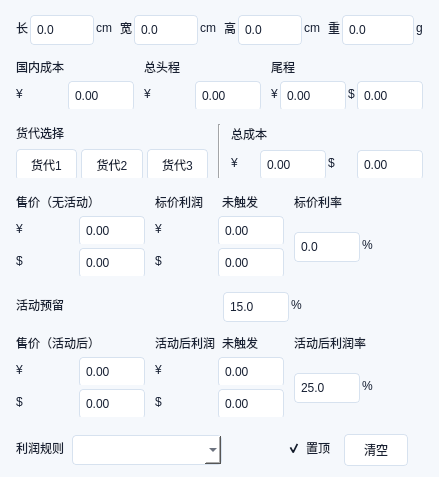
The window that src/profit_accounting_26/ui/forms/quick_calculator.ui (aidenkael/2.6.1) describes before a commit, drawn with Qt 5.
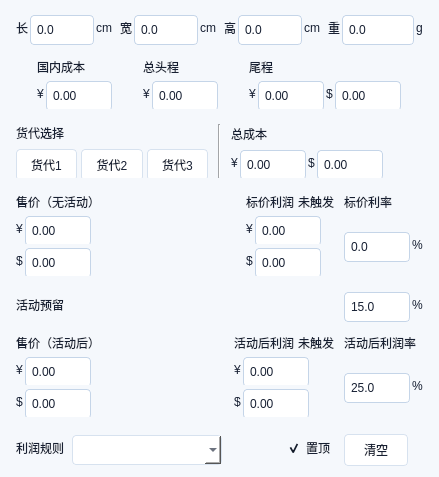
The same window after the commit.

Commit message: fix: lblSaveStatus binding lifecycle + Quick UI visual closure

Patch:
```diff
--- a/src/profit_accounting_26/ui/forms/quick_calculator.ui
+++ b/src/profit_accounting_26/ui/forms/quick_calculator.ui
@@ -8,9 +8,14 @@
   <property name="styleSheet">
    <string>QMainWindow,QWidget{background:#f5f8fc;color:#172033;font-family:"Microsoft YaHei UI";font-size:9pt;}
 QFrame[section="true"]{background:white;border:1px solid #dbe5f1;border-radius:6px;}
+QFrame[section="false"]{background:transparent;border:none;}
 QLabel[title="true"]{font-weight:600;} QLabel[unit="true"]{color:#607089;} QLabel[status="true"]{font-size:8pt;color:#607089;}
-QDoubleSpinBox,QComboBox{background:white;border:1px solid #d7e2ef;border-radius:4px;padding:2px 4px;min-height:24px;}
-QDoubleSpinBox[preview="true"]{background:#f1f5fa;color:#607089;}
+QDoubleSpinBox{background:white;border:1px solid #c5d5e8;border-radius:4px;padding:2px 4px;min-height:24px;}
+QDoubleSpinBox:focus{border:1px solid #176ff2;}
+QDoubleSpinBox[preview="true"]{background:#f1f5fa;border:1px solid #e0e7f1;color:#5a6478;}
+QDoubleSpinBox[preview="true"]:focus{border:1px solid #c5d1e0;}
+QComboBox{background:white;border:1px solid #d7e2ef;border-radius:4px;padding:2px 4px;min-height:24px;}
+QComboBox:focus{border:1px solid #176ff2;}
 QToolButton,QPushButton{background:white;border:1px solid #d7e2ef;border-radius:4px;padding:3px 6px;min-height:24px;}
 QToolButton[selected="true"]{background:#176ff2;color:white;border-color:#176ff2;font-weight:600;}
 QCheckBox{background:transparent;color:#172033;}</string>
@@ -107,7 +112,13 @@
            <property name="text">
             <string>cm</string>
            </property>
-           <property name="unit">
+           <property name="sizePolicy">
+        <sizepolicy hsizetype="Fixed" vsizetype="Fixed">
+         <horstretch>0</horstretch>
+         <verstretch>0</verstretch>
+        </sizepolicy>
+       </property>
+       <property name="unit">
             <bool>true</bool>
            </property>
           </widget>
@@ -168,7 +179,13 @@
            <property name="text">
             <string>cm</string>
            </property>
-           <property name="unit">
+           <property name="sizePolicy">
+        <sizepolicy hsizetype="Fixed" vsizetype="Fixed">
+         <horstretch>0</horstretch>
+         <verstretch>0</verstretch>
+        </sizepolicy>
+       </property>
+       <property name="unit">
             <bool>true</bool>
            </property>
           </widget>
@@ -229,7 +246,13 @@
            <property name="text">
             <string>cm</string>
            </property>
-           <property name="unit">
+           <property name="sizePolicy">
+        <sizepolicy hsizetype="Fixed" vsizetype="Fixed">
+         <horstretch>0</horstretch>
+         <verstretch>0</verstretch>
+        </sizepolicy>
+       </property>
+       <property name="unit">
             <bool>true</bool>
            </property>
           </widget>
@@ -290,7 +313,13 @@
            <property name="text">
             <string>g</string>
            </property>
-           <property name="unit">
+           <property name="sizePolicy">
+        <sizepolicy hsizetype="Fixed" vsizetype="Fixed">
+         <horstretch>0</horstretch>
+         <verstretch>0</verstretch>
+        </sizepolicy>
+       </property>
+       <property name="unit">
             <bool>true</bool>
            </property>
           </widget>
@@ -356,6 +385,12 @@
        </item>
        <item row="1" column="0">
         <widget class="QWidget" name="quickDomesticCostRow" native="true">
+         <property name="sizePolicy">
+          <sizepolicy hsizetype="Maximum" vsizetype="Preferred">
+           <horstretch>0</horstretch>
+           <verstretch>0</verstretch>
+          </sizepolicy>
+         </property>
          <layout class="QHBoxLayout" name="quickDomesticCostRowLayout">
           <property name="spacing">
            <number>2</number>
@@ -377,7 +412,13 @@
             <property name="text">
              <string>¥</string>
             </property>
-            <property name="unit">
+            <property name="sizePolicy">
+        <sizepolicy hsizetype="Fixed" vsizetype="Fixed">
+         <horstretch>0</horstretch>
+         <verstretch>0</verstretch>
+        </sizepolicy>
+       </property>
+       <property name="unit">
              <bool>true</bool>
             </property>
            </widget>
@@ -412,6 +453,12 @@
        </item>
        <item row="1" column="1">
         <widget class="QWidget" name="quickFirstMileRow" native="true">
+         <property name="sizePolicy">
+          <sizepolicy hsizetype="Maximum" vsizetype="Preferred">
+           <horstretch>0</horstretch>
+           <verstretch>0</verstretch>
+          </sizepolicy>
+         </property>
          <layout class="QHBoxLayout" name="quickFirstMileRowLayout">
           <property name="spacing">
            <number>2</number>
@@ -433,7 +480,13 @@
             <property name="text">
              <string>¥</string>
             </property>
-            <property name="unit">
+            <property name="sizePolicy">
+        <sizepolicy hsizetype="Fixed" vsizetype="Fixed">
+         <horstretch>0</horstretch>
+         <verstretch>0</verstretch>
+        </sizepolicy>
+       </property>
+       <property name="unit">
              <bool>true</bool>
             </property>
            </widget>
@@ -474,6 +527,12 @@
        </item>
        <item row="1" column="2">
         <widget class="QWidget" name="quickTailRow" native="true">
+         <property name="sizePolicy">
+          <sizepolicy hsizetype="Maximum" vsizetype="Preferred">
+           <horstretch>0</horstretch>
+           <verstretch>0</verstretch>
+          </sizepolicy>
+         </property>
          <layout class="QHBoxLayout" name="quickTailRowLayout">
           <property name="spacing">
            <number>2</number>
@@ -495,7 +554,13 @@
             <property name="text">
              <string>¥</string>
             </property>
-            <property name="unit">
+            <property name="sizePolicy">
+        <sizepolicy hsizetype="Fixed" vsizetype="Fixed">
+         <horstretch>0</horstretch>
+         <verstretch>0</verstretch>
+        </sizepolicy>
+       </property>
+       <property name="unit">
              <bool>true</bool>
             </property>
            </widget>
@@ -523,6 +588,12 @@
             <property name="maximum">
              <double>1000000.000000</double>
             </property>
+            <property name="readOnly">
+             <bool>true</bool>
+            </property>
+            <property name="preview">
+             <bool>true</bool>
+            </property>
            </widget>
           </item>
           <item>
@@ -530,7 +601,13 @@
             <property name="text">
              <string>$</string>
             </property>
-            <property name="unit">
+            <property name="sizePolicy">
+        <sizepolicy hsizetype="Fixed" vsizetype="Fixed">
+         <horstretch>0</horstretch>
+         <verstretch>0</verstretch>
+        </sizepolicy>
+       </property>
+       <property name="unit">
              <bool>true</bool>
             </property>
            </widget>
@@ -731,6 +808,12 @@
           </item>
           <item>
            <widget class="QWidget" name="quickTotalCostRow" native="true">
+            <property name="sizePolicy">
+             <sizepolicy hsizetype="Maximum" vsizetype="Preferred">
+              <horstretch>0</horstretch>
+              <verstretch>0</verstretch>
+             </sizepolicy>
+            </property>
             <layout class="QHBoxLayout" name="quickTotalCostRowLayout">
              <property name="spacing">
               <number>2</number>
@@ -752,7 +835,13 @@
                <property name="text">
                 <string>¥</string>
                </property>
-               <property name="unit">
+               <property name="sizePolicy">
+        <sizepolicy hsizetype="Fixed" vsizetype="Fixed">
+         <horstretch>0</horstretch>
+         <verstretch>0</verstretch>
+        </sizepolicy>
+       </property>
+       <property name="unit">
                 <bool>true</bool>
                </property>
               </widget>
@@ -787,7 +876,13 @@
                <property name="text">
                 <string>$</string>
                </property>
-               <property name="unit">
+               <property name="sizePolicy">
+        <sizepolicy hsizetype="Fixed" vsizetype="Fixed">
+         <horstretch>0</horstretch>
+         <verstretch>0</verstretch>
+        </sizepolicy>
+       </property>
+       <property name="unit">
                 <bool>true</bool>
                </property>
               </widget>
@@ -868,6 +963,12 @@
        </item>
        <item row="0" column="1">
         <widget class="QWidget" name="noActivityProfitTitleHost" native="true">
+         <property name="sizePolicy">
+          <sizepolicy hsizetype="Maximum" vsizetype="Preferred">
+           <horstretch>0</horstretch>
+           <verstretch>0</verstretch>
+          </sizepolicy>
+         </property>
          <layout class="QHBoxLayout" name="noActivityProfitTitleHostLayout">
           <property name="spacing">
            <number>4</number>
@@ -896,6 +997,12 @@
           </item>
           <item>
            <widget class="QLabel" name="lblNoActivitySubsidyStatus">
+            <property name="sizePolicy">
+             <sizepolicy hsizetype="Fixed" vsizetype="Fixed">
+              <horstretch>0</horstretch>
+              <verstretch>0</verstretch>
+             </sizepolicy>
+            </property>
             <property name="text">
              <string>未触发</string>
             </property>
@@ -937,6 +1044,12 @@
           </property>
           <item>
            <widget class="QWidget" name="noActivityPriceRmbRow" native="true">
+            <property name="sizePolicy">
+             <sizepolicy hsizetype="Maximum" vsizetype="Preferred">
+              <horstretch>0</horstretch>
+              <verstretch>0</verstretch>
+             </sizepolicy>
+            </property>
             <layout class="QHBoxLayout" name="noActivityPriceRmbRowLayout">
              <property name="spacing">
               <number>2</number>
@@ -958,7 +1071,13 @@
                <property name="text">
                 <string>¥</string>
                </property>
-               <property name="unit">
+               <property name="sizePolicy">
+        <sizepolicy hsizetype="Fixed" vsizetype="Fixed">
+         <horstretch>0</horstretch>
+         <verstretch>0</verstretch>
+        </sizepolicy>
+       </property>
+       <property name="unit">
                 <bool>true</bool>
                </property>
               </widget>
@@ -999,6 +1118,12 @@
           </item>
           <item>
            <widget class="QWidget" name="noActivityPriceUsdRow" native="true">
+            <property name="sizePolicy">
+             <sizepolicy hsizetype="Maximum" vsizetype="Preferred">
+              <horstretch>0</horstretch>
+              <verstretch>0</verstretch>
+             </sizepolicy>
+            </property>
             <layout class="QHBoxLayout" name="noActivityPriceUsdRowLayout">
              <property name="spacing">
               <number>2</number>
@@ -1020,7 +1145,13 @@
                <property name="text">
                 <string>$</string>
                </property>
-               <property name="unit">
+               <property name="sizePolicy">
+        <sizepolicy hsizetype="Fixed" vsizetype="Fixed">
+         <horstretch>0</horstretch>
+         <verstretch>0</verstretch>
+        </sizepolicy>
+       </property>
+       <property name="unit">
                 <bool>true</bool>
                </property>
               </widget>
@@ -1076,6 +1207,12 @@
           </property>
           <item>
            <widget class="QWidget" name="noActivityProfitRmbRow" native="true">
+            <property name="sizePolicy">
+             <sizepolicy hsizetype="Maximum" vsizetype="Preferred">
+              <horstretch>0</horstretch>
+              <verstretch>0</verstretch>
+             </sizepolicy>
+            </property>
             <layout class="QHBoxLayout" name="noActivityProfitRmbRowLayout">
              <property name="spacing">
               <number>2</number>
@@ -1097,7 +1234,13 @@
                <property name="text">
                 <string>¥</string>
                </property>
-               <property name="unit">
+               <property name="sizePolicy">
+        <sizepolicy hsizetype="Fixed" vsizetype="Fixed">
+         <horstretch>0</horstretch>
+         <verstretch>0</verstretch>
+        </sizepolicy>
+       </property>
+       <property name="unit">
                 <bool>true</bool>
                </property>
               </widget>
@@ -1135,6 +1278,12 @@
           </item>
           <item>
            <widget class="QWidget" name="noActivityProfitUsdRow" native="true">
+            <property name="sizePolicy">
+             <sizepolicy hsizetype="Maximum" vsizetype="Preferred">
+              <horstretch>0</horstretch>
+              <verstretch>0</verstretch>
+             </sizepolicy>
+            </property>
             <layout class="QHBoxLayout" name="noActivityProfitUsdRowLayout">
              <property name="spacing">
               <number>2</number>
@@ -1156,7 +1305,13 @@
                <property name="text">
                 <string>$</string>
                </property>
-               <property name="unit">
+               <property name="sizePolicy">
+        <sizepolicy hsizetype="Fixed" vsizetype="Fixed">
+         <horstretch>0</horstretch>
+         <verstretch>0</verstretch>
+        </sizepolicy>
+       </property>
+       <property name="unit">
                 <bool>true</bool>
                </property>
               </widget>
@@ -1203,6 +1358,12 @@
        </item>
        <item row="1" column="2">
         <widget class="QWidget" name="listPriceRateRow" native="true">
+         <property name="sizePolicy">
+          <sizepolicy hsizetype="Maximum" vsizetype="Preferred">
+           <horstretch>0</horstretch>
+           <verstretch>0</verstretch>
+          </sizepolicy>
+         </property>
          <layout class="QHBoxLayout" name="listPriceRateRowLayout">
           <property name="spacing">
            <number>2</number>
@@ -1252,7 +1413,13 @@
             <property name="text">
              <string>%</string>
             </property>
-            <property name="unit">
+            <property name="sizePolicy">
+        <sizepolicy hsizetype="Fixed" vsizetype="Fixed">
+         <horstretch>0</horstretch>
+         <verstretch>0</verstretch>
+        </sizepolicy>
+       </property>
+       <property name="unit">
              <bool>true</bool>
             </property>
            </widget>
@@ -1344,7 +1511,13 @@
            <property name="text">
             <string>%</string>
            </property>
-           <property name="unit">
+           <property name="sizePolicy">
+        <sizepolicy hsizetype="Fixed" vsizetype="Fixed">
+         <horstretch>0</horstretch>
+         <verstretch>0</verstretch>
+        </sizepolicy>
+       </property>
+       <property name="unit">
             <bool>true</bool>
            </property>
           </widget>
@@ -1390,6 +1563,12 @@
        </item>
        <item row="0" column="1">
         <widget class="QWidget" name="activityProfitTitleHost" native="true">
+         <property name="sizePolicy">
+          <sizepolicy hsizetype="Maximum" vsizetype="Preferred">
+           <horstretch>0</horstretch>
+           <verstretch>0</verstretch>
+          </sizepolicy>
+         </property>
          <layout class="QHBoxLayout" name="activityProfitTitleHostLayout">
           <property name="spacing">
            <number>4</number>
@@ -1418,6 +1597,12 @@
           </item>
           <item>
            <widget class="QLabel" name="lblActivitySubsidyStatus">
+            <property name="sizePolicy">
+             <sizepolicy hsizetype="Fixed" vsizetype="Fixed">
+              <horstretch>0</horstretch>
+              <verstretch>0</verstretch>
+             </sizepolicy>
+            </property>
             <property name="text">
              <string>未触发</string>
             </property>
@@ -1459,6 +1644,12 @@
           </property>
           <item>
            <widget class="QWidget" name="activityPriceRmbRow" native="true">
+            <property name="sizePolicy">
+             <sizepolicy hsizetype="Maximum" vsizetype="Preferred">
+              <horstretch>0</horstretch>
+              <verstretch>0</verstretch>
+             </sizepolicy>
+            </property>
             <layout class="QHBoxLayout" name="activityPriceRmbRowLayout">
              <property name="spacing">
               <number>2</number>
@@ -1480,7 +1671,13 @@
                <property name="text">
                 <string>¥</string>
                </property>
-               <property name="unit">
+               <property name="sizePolicy">
+        <sizepolicy hsizetype="Fixed" vsizetype="Fixed">
+         <horstretch>0</horstretch>
+         <verstretch>0</verstretch>
+        </sizepolicy>
+       </property>
+       <property name="unit">
                 <bool>true</bool>
                </property>
               </widget>
@@ -1521,6 +1718,12 @@
           </item>
           <item>
            <widget class="QWidget" name="activityPriceUsdRow" native="true">
+            <property name="sizePolicy">
+             <sizepolicy hsizetype="Maximum" vsizetype="Preferred">
+              <horstretch>0</horstretch>
+              <verstretch>0</verstretch>
+             </sizepolicy>
+            </property>
             <layout class="QHBoxLayout" name="activityPriceUsdRowLayout">
              <property name="spacing">
               <number>2</number>
@@ -1542,7 +1745,13 @@
                <property name="text">
                 <string>$</string>
                </property>
-               <property name="unit">
+               <property name="sizePolicy">
+        <sizepolicy hsizetype="Fixed" vsizetype="Fixed">
+         <horstretch>0</horstretch>
+         <verstretch>0</verstretch>
+        </sizepolicy>
+       </property>
+       <property name="unit">
                 <bool>true</bool>
                </property>
               </widget>
@@ -1604,6 +1813,12 @@
           </property>
           <item>
            <widget class="QWidget" name="activityProfitRmbRow" native="true">
+            <property name="sizePolicy">
+             <sizepolicy hsizetype="Maximum" vsizetype="Preferred">
+              <horstretch>0</horstretch>
+              <verstretch>0</verstretch>
+             </sizepolicy>
+            </property>
             <layout class="QHBoxLayout" name="activityProfitRmbRowLayout">
              <property name="spacing">
               <number>2</number>
@@ -1625,7 +1840,13 @@
                <property name="text">
                 <string>¥</string>
                </property>
-               <property name="unit">
+               <property name="sizePolicy">
+        <sizepolicy hsizetype="Fixed" vsizetype="Fixed">
+         <horstretch>0</horstretch>
+         <verstretch>0</verstretch>
+        </sizepolicy>
+       </property>
+       <property name="unit">
                 <bool>true</bool>
                </property>
               </widget>
@@ -1663,6 +1884,12 @@
           </item>
           <item>
            <widget class="QWidget" name="activityProfitUsdRow" native="true">
+            <property name="sizePolicy">
+             <sizepolicy hsizetype="Maximum" vsizetype="Preferred">
+              <horstretch>0</horstretch>
+              <verstretch>0</verstretch>
+             </sizepolicy>
+            </property>
             <layout class="QHBoxLayout" name="activityProfitUsdRowLayout">
              <property name="spacing">
               <number>2</number>
@@ -1684,7 +1911,13 @@
                <property name="text">
                 <string>$</string>
                </property>
-               <property name="unit">
+               <property name="sizePolicy">
+        <sizepolicy hsizetype="Fixed" vsizetype="Fixed">
+         <horstretch>0</horstretch>
+         <verstretch>0</verstretch>
+        </sizepolicy>
+       </property>
+       <property name="unit">
                 <bool>true</bool>
                </property>
               </widget>
@@ -1731,6 +1964,12 @@
        </item>
        <item row="1" column="2">
         <widget class="QWidget" name="activityProfitRateRow" native="true">
+         <property name="sizePolicy">
+          <sizepolicy hsizetype="Maximum" vsizetype="Preferred">
+           <horstretch>0</horstretch>
+           <verstretch>0</verstretch>
+          </sizepolicy>
+         </property>
          <layout class="QHBoxLayout" name="activityProfitRateRowLayout">
           <property name="spacing">
            <number>2</number>
@@ -1783,7 +2022,13 @@
             <property name="text">
              <string>%</string>
             </property>
-            <property name="unit">
+            <property name="sizePolicy">
+        <sizepolicy hsizetype="Fixed" vsizetype="Fixed">
+         <horstretch>0</horstretch>
+         <verstretch>0</verstretch>
+        </sizepolicy>
+       </property>
+       <property name="unit">
              <bool>true</bool>
             </property>
            </widget>
```
Left out of the diff: 20 changed lines with no effect on the pictures. The commit also changes 7 other files.
